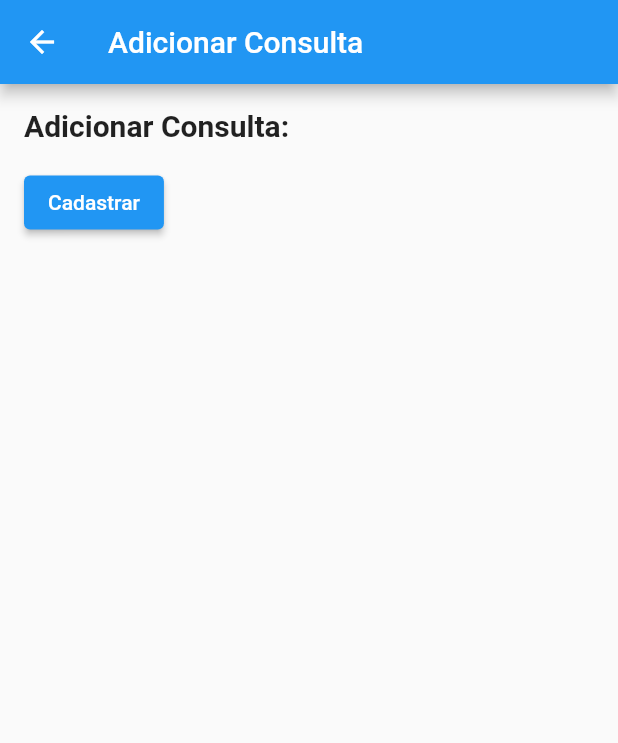
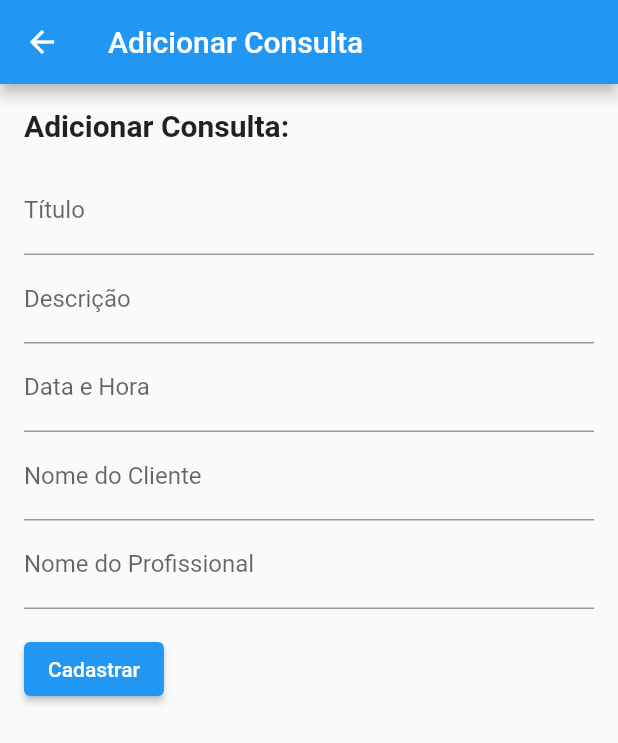
Before and after one commit to GABRIEL-ASSYS/HealthArch-Flutter, a Flutter app: the AdicionarConsultaScreen screen opened directly, on a phone screen of 412 x 824 dp. Shown: the top 743 px of the screen. Run offline on Flutter 3.47's test engine with Material 2 defaults, Android fonts, the phone set to English and light mode, and no system bars.

Commit message:
Update AdicionarConsultaScreen.dart

```diff
--- a/lib/screens/AdicionarConsultaScreen.dart
+++ b/lib/screens/AdicionarConsultaScreen.dart
@@ -31,6 +31,33 @@ class _AdicionarConsultaScreenState extends State<AdicionarConsultaScreen> {
               style: TextStyle(fontSize: 20, fontWeight: FontWeight.bold),
             ),
             SizedBox(height: 16.0),
+            Form(
+              child: Column(
+                children: [
+                  TextFormField(
+                    controller: tituloController,
+                    decoration: InputDecoration(labelText: 'Título'),
+                  ),
+                  TextFormField(
+                    controller: descricaoController,
+                    decoration: InputDecoration(labelText: 'Descrição'),
+                  ),
+                  TextFormField(
+                    controller: horaDataController,
+                    decoration: InputDecoration(labelText: 'Data e Hora'),
+                  ),
+                  TextFormField(
+                    controller: nomeClienteController,
+                    decoration: InputDecoration(labelText: 'Nome do Cliente'),
+                  ),
+                  TextFormField(
+                    controller: nomeProfissionalController,
+                    decoration: InputDecoration(labelText: 'Nome do Profissional'),
+                  ),
+                ],
+              ),
+            ),
+            SizedBox(height: 16.0),
             ElevatedButton(
               onPressed: adicionarConsulta,
               child: Text('Cadastrar'),
```
